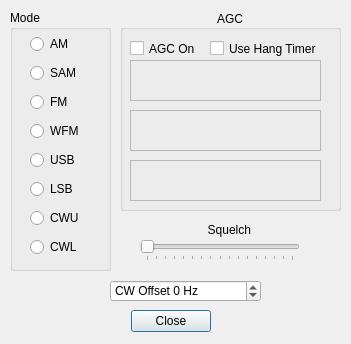
Before: the Qt Designer form winforms/demodsetupdlg.ui in rafael2k/CuteSDR, drawn with Qt 5.
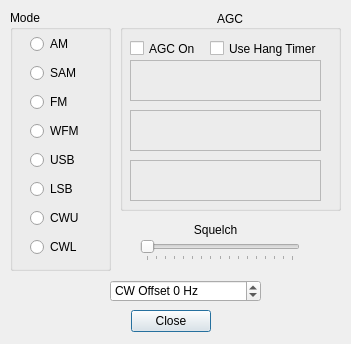
After: the same form once the commit is applied. Custom widgets are drawn as their Qt base class.

Patch:
```diff
--- a/winforms/demodsetupdlg.ui
+++ b/winforms/demodsetupdlg.ui
@@ -289,7 +289,7 @@
   <widget class="QLabel" name="labelSquelch">
    <property name="geometry">
     <rect>
-     <x>160</x>
+     <x>170</x>
      <y>220</y>
      <width>91</width>
      <height>20</height>
@@ -302,7 +302,7 @@
     <string>Squelch</string>
    </property>
    <property name="alignment">
-    <set>Qt::AlignRight|Qt::AlignTrailing|Qt::AlignVCenter</set>
+    <set>Qt::AlignCenter</set>
    </property>
   </widget>
  </widget>
```
